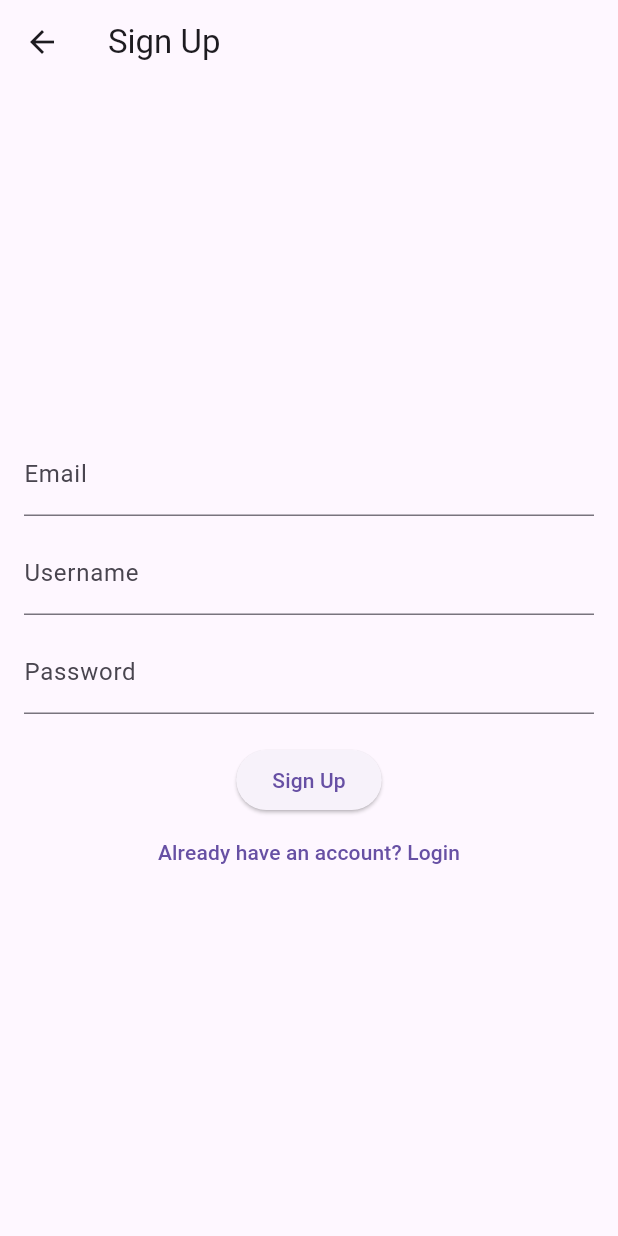
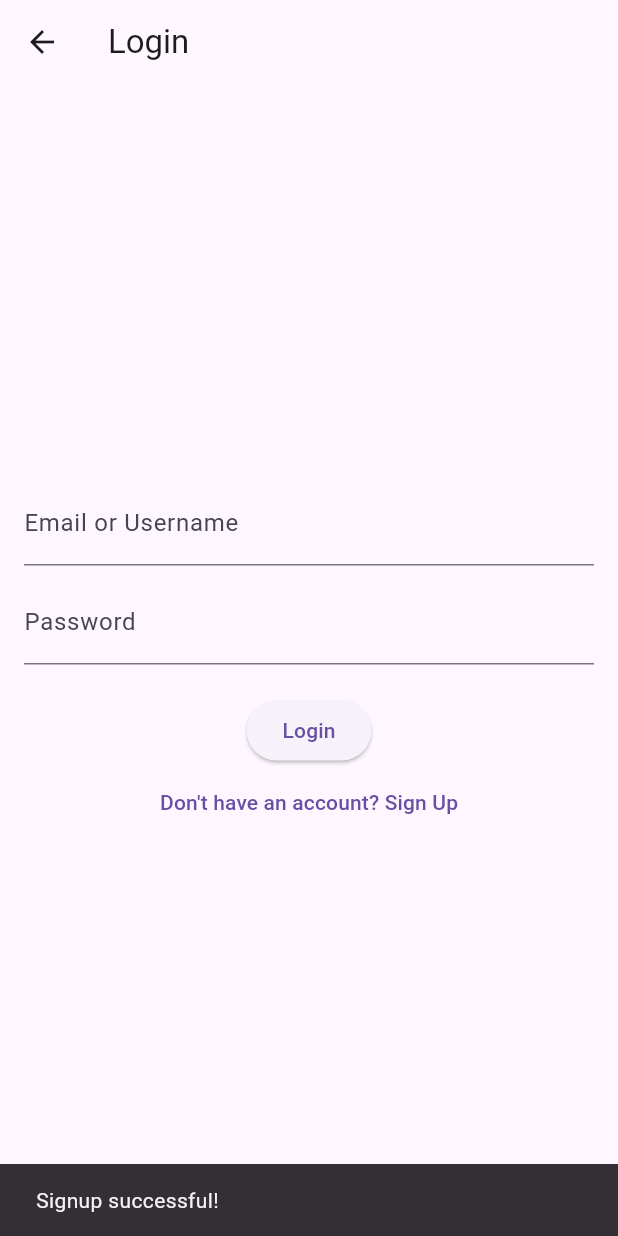
Before and after one commit to k33ngTomide/logo_game, a Flutter app: the SignupScreen screen opened directly, after a tap on "Sign Up", on a phone screen of 412 x 824 dp. Run offline on Flutter 3.47's test engine with Material 3 defaults, Android fonts, the phone set to English and light mode, and no system bars; our stand-ins replace shared_preferences; accounts and stored records are empty.

Commit message:
updated login and signup pages

```diff
--- a/lib/screens/login.dart
+++ b/lib/screens/login.dart
@@ -1,8 +1,42 @@
 import 'package:flutter/material.dart';
+import 'package:shared_preferences/shared_preferences.dart';
+import 'dart:convert';
 import 'signup.dart'; // Import SignupScreen
 
-class LoginScreen extends StatelessWidget {
+class LoginScreen extends StatefulWidget {
   const LoginScreen({super.key});
+
+  @override
+  _LoginScreenState createState() => _LoginScreenState();
+}
+
+class _LoginScreenState extends State<LoginScreen> {
+  final TextEditingController _emailController = TextEditingController();
+  final TextEditingController _passwordController = TextEditingController();
+
+  Future<void> _login() async {
+    final SharedPreferences prefs = await SharedPreferences.getInstance();
+    List<String> users = prefs.getStringList('users') ?? [];
+
+    String email = _emailController.text;
+    String password = _passwordController.text;
+
+    bool isAuthenticated = users.any((user) {
+      Map<String, dynamic> userData = jsonDecode(user);
+      return (userData['email'] == email || userData['username'] == email) && userData['password'] == password;
+    });
+
+    if (isAuthenticated) {
+      ScaffoldMessenger.of(context).showSnackBar(
+        const SnackBar(content: Text('Login successful!')),
+      );
+      // Navigate to the next screen (e.g., home screen)
+    } else {
+      ScaffoldMessenger.of(context).showSnackBar(
+        const SnackBar(content: Text('Invalid email/username or password.')),
+      );
+    }
+  }
 
   @override
   Widget build(BuildContext context) {
@@ -13,19 +47,19 @@ class LoginScreen extends StatelessWidget {
         child: Column(
           mainAxisAlignment: MainAxisAlignment.center,
           children: [
-            const TextField(
-              decoration: InputDecoration(labelText: 'Email'),
+            TextField(
+              controller: _emailController,
+              decoration: const InputDecoration(labelText: 'Email or Username'),
             ),
             const SizedBox(height: 10),
-            const TextField(
+            TextField(
+              controller: _passwordController,
               obscureText: true,
-              decoration: InputDecoration(labelText: 'Password'),
+              decoration: const InputDecoration(labelText: 'Password'),
             ),
             const SizedBox(height: 20),
             ElevatedButton(
-              onPressed: () {
-                // Implement login logic
-              },
+              onPressed: _login,
               child: const Text('Login'),
             ),
             TextButton(
--- a/lib/screens/signup.dart
+++ b/lib/screens/signup.dart
@@ -1,8 +1,42 @@
 import 'package:flutter/material.dart';
+import 'package:shared_preferences/shared_preferences.dart';
+import 'dart:convert';
 import 'login.dart'; // Import LoginScreen
 
-class SignupScreen extends StatelessWidget {
+class SignupScreen extends StatefulWidget {
   const SignupScreen({super.key});
+
+  @override
+  _SignupScreenState createState() => _SignupScreenState();
+}
+
+class _SignupScreenState extends State<SignupScreen> {
+  final TextEditingController _emailController = TextEditingController();
+  final TextEditingController _usernameController = TextEditingController();
+  final TextEditingController _passwordController = TextEditingController();
+
+  Future<void> _saveUser() async {
+    final SharedPreferences prefs = await SharedPreferences.getInstance();
+    List<String> users = prefs.getStringList('users') ?? [];
+
+    Map<String, String> newUser = {
+      'email': _emailController.text,
+      'username': _usernameController.text,
+      'password': _passwordController.text,
+    };
+
+    users.add(jsonEncode(newUser)); // Convert to JSON string and store in list
+    await prefs.setStringList('users', users);
+
+    ScaffoldMessenger.of(context).showSnackBar(
+      const SnackBar(content: Text('Signup successful!')),
+    );
+
+    Navigator.push(
+      context,
+      MaterialPageRoute(builder: (context) => const LoginScreen()),
+    );
+  }
 
   @override
   Widget build(BuildContext context) {
@@ -13,23 +47,24 @@ class SignupScreen extends StatelessWidget {
         child: Column(
           mainAxisAlignment: MainAxisAlignment.center,
           children: [
-            const TextField(
-              decoration: InputDecoration(labelText: 'Email'),
+            TextField(
+              controller: _emailController,
+              decoration: const InputDecoration(labelText: 'Email'),
             ),
             const SizedBox(height: 10),
-            const TextField(
-              decoration: InputDecoration(labelText: 'Username'),
+            TextField(
+              controller: _usernameController,
+              decoration: const InputDecoration(labelText: 'Username'),
             ),
             const SizedBox(height: 10),
-            const TextField(
+            TextField(
+              controller: _passwordController,
               obscureText: true,
-              decoration: InputDecoration(labelText: 'Password'),
+              decoration: const InputDecoration(labelText: 'Password'),
             ),
             const SizedBox(height: 20),
             ElevatedButton(
-              onPressed: () {
-                // Implement signup logic
-              },
+              onPressed: _saveUser,
               child: const Text('Sign Up'),
             ),
             TextButton(
--- a/pubspec.yaml
+++ b/pubspec.yaml
@@ -35,6 +35,7 @@ dependencies:
   # The following adds the Cupertino Icons font to your application.
   # Use with the CupertinoIcons class for iOS style icons.
   cupertino_icons: ^1.0.2
+  shared_preferences: ^2.2.3
 
 dev_dependencies:
   flutter_test:
```
Also changed, not shown: pubspec.lock, 1 other file.
